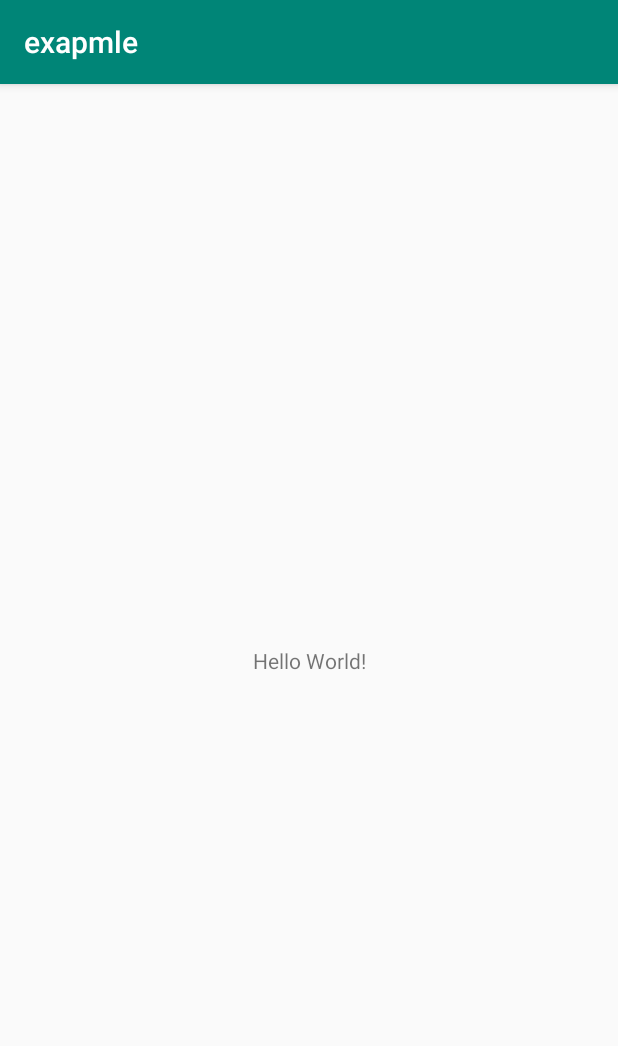
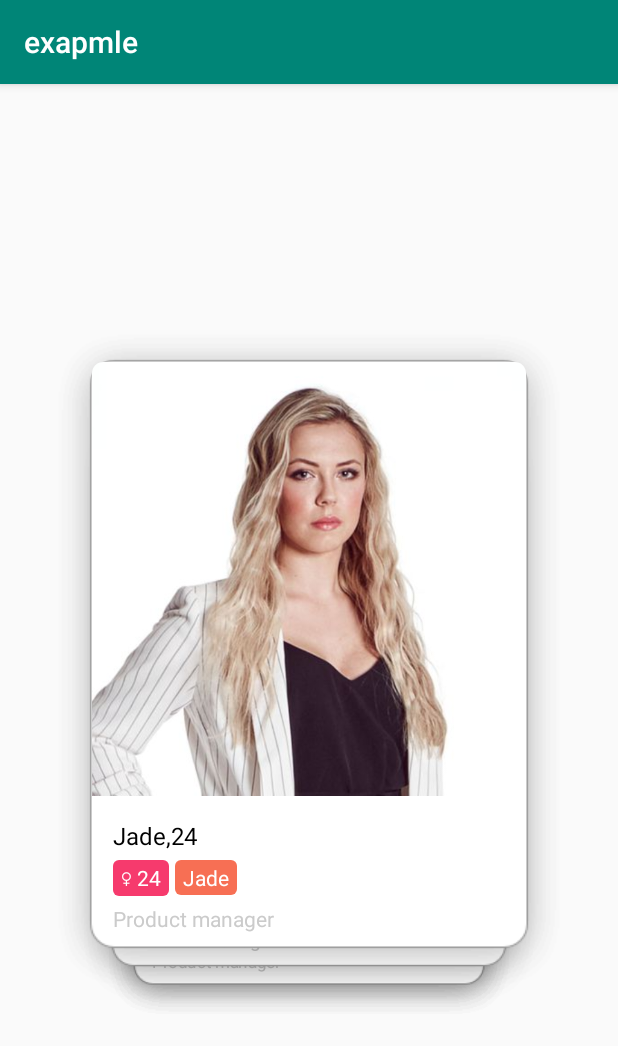
Before and after one commit to cmFodWx5YWRhdjEyMTA5/SwipeView, an Android app: the screen it shows after launch (MainActivity), on a phone screen of 412 x 824 dp. Shown: the top 1046 px of the screen. Run offline under Robolectric (Android 15) with nearby library versions, the phone set to English and light mode, and no system bars.

Commit message:
example app
library used

```diff
--- a/app/src/main/java/com/umut/soysal/swipeview/MainActivity.java
+++ b/app/src/main/java/com/umut/soysal/swipeview/MainActivity.java
@@ -2,14 +2,126 @@ package com.umut.soysal.swipeview;
 
 import android.support.v7.app.AppCompatActivity;
 import android.os.Bundle;
+import android.support.v7.widget.DefaultItemAnimator;
+import android.support.v7.widget.RecyclerView;
+import android.support.v7.widget.helper.ItemTouchHelper;
+import android.view.LayoutInflater;
+import android.view.View;
+import android.view.ViewGroup;
+import android.widget.ImageView;
+import android.widget.Toast;
+import com.umut.soysal.swipelayoutview.helper.StackItemTouchHelperCallback;
+import com.umut.soysal.swipelayoutview.manager.StackLayoutViewManager;
+import com.umut.soysal.swipelayoutview.ui.OnSwipeListener;
+import com.umut.soysal.swipelayoutview.util.Utility;
 
-public class MainActivity extends AppCompatActivity
-{
+import java.util.ArrayList;
+import java.util.List;
+
+public class MainActivity extends AppCompatActivity {
+
+    private List<Integer> list = new ArrayList<>();
 
     @Override
-    protected void onCreate(Bundle savedInstanceState)
-    {
+    protected void onCreate(Bundle savedInstanceState) {
         super.onCreate(savedInstanceState);
         setContentView(R.layout.activity_main);
+        initView();
+        initData();
     }
+
+    private void initView() {
+        final RecyclerView recyclerView = (RecyclerView) findViewById(R.id.recyclerView);
+        recyclerView.setItemAnimator(new DefaultItemAnimator());
+        recyclerView.setAdapter(new MyAdapter());
+        StackItemTouchHelperCallback cardCallback = new StackItemTouchHelperCallback(recyclerView.getAdapter(), list);
+        cardCallback.setOnSwipedListener(new OnSwipeListener<Integer>() {
+
+            @Override
+            public void onSwiping(RecyclerView.ViewHolder viewHolder, float ratio, int direction) {
+                MyAdapter.MyViewHolder myHolder = (MyAdapter.MyViewHolder) viewHolder;
+                viewHolder.itemView.setAlpha(1 - Math.abs(ratio) * 0.2f);
+                if (direction == Utility.SWIPING_LEFT) {
+                    myHolder.dislikeImageView.setAlpha(Math.abs(ratio));
+                } else if (direction == Utility.SWIPING_RIGHT) {
+                    myHolder.likeImageView.setAlpha(Math.abs(ratio));
+                } else {
+                    myHolder.dislikeImageView.setAlpha(0f);
+                    myHolder.likeImageView.setAlpha(0f);
+                }
+            }
+
+            @Override
+            public void onSwiped(RecyclerView.ViewHolder viewHolder, Integer o, int direction) {
+                MyAdapter.MyViewHolder myHolder = (MyAdapter.MyViewHolder) viewHolder;
+                viewHolder.itemView.setAlpha(1f);
+                myHolder.dislikeImageView.setAlpha(0f);
+                myHolder.likeImageView.setAlpha(0f);
+                Toast.makeText(MainActivity.this, direction == Utility.SWIPED_LEFT ? "like" : "no like", Toast.LENGTH_SHORT).show();
+            }
+
+            @Override
+            public void onSwipedClear() {
+                Toast.makeText(MainActivity.this, "data clear", Toast.LENGTH_SHORT).show();
+                recyclerView.postDelayed(new Runnable() {
+                    @Override
+                    public void run() {
+                        initData();
+                        recyclerView.getAdapter().notifyDataSetChanged();
+                    }
+                }, 3000L);
+            }
+
+        });
+        final ItemTouchHelper touchHelper = new ItemTouchHelper(cardCallback);
+        final StackLayoutViewManager cardLayoutManager = new StackLayoutViewManager(recyclerView, touchHelper);
+        recyclerView.setLayoutManager(cardLayoutManager);
+        touchHelper.attachToRecyclerView(recyclerView);
+    }
+
+    private void initData() {
+        list.add(R.drawable.img_avatar_01);
+        list.add(R.drawable.img_avatar_02);
+        list.add(R.drawable.img_avatar_03);
+        list.add(R.drawable.img_avatar_04);
+        list.add(R.drawable.img_avatar_05);
+        list.add(R.drawable.img_avatar_06);
+        list.add(R.drawable.img_avatar_07);
+
+    }
+
+    private class MyAdapter extends RecyclerView.Adapter {
+        @Override
+        public RecyclerView.ViewHolder onCreateViewHolder(ViewGroup parent, int viewType) {
+            View view = LayoutInflater.from(parent.getContext()).inflate(R.layout.item, parent, false);
+            return new MyViewHolder(view);
+        }
+
+        @Override
+        public void onBindViewHolder(RecyclerView.ViewHolder holder, int position) {
+            ImageView avatarImageView = ((MyViewHolder) holder).avatarImageView;
+            avatarImageView.setImageResource(list.get(position));
+        }
+
+        @Override
+        public int getItemCount() {
+            return list.size();
+        }
+
+        class MyViewHolder extends RecyclerView.ViewHolder {
+
+            ImageView avatarImageView;
+            ImageView likeImageView;
+            ImageView dislikeImageView;
+
+            MyViewHolder(View itemView) {
+                super(itemView);
+                avatarImageView = (ImageView) itemView.findViewById(R.id.iv_avatar);
+                likeImageView = (ImageView) itemView.findViewById(R.id.iv_like);
+                dislikeImageView = (ImageView) itemView.findViewById(R.id.iv_dislike);
+            }
+
+        }
+    }
+
 }
--- /dev/null
+++ b/app/src/main/res/drawable/shape_age.xml
@@ -0,0 +1,12 @@
+<?xml version="1.0" encoding="utf-8"?>
+<shape xmlns:android="http://schemas.android.com/apk/res/android">
+
+    <solid android:color="#f63a6d" />
+    <corners android:radius="4dp" />
+    <padding
+            android:bottom="2dp"
+            android:left="2dp"
+            android:right="2dp"
+            android:top="2dp" />
+
+</shape>
--- /dev/null
+++ b/app/src/main/res/drawable/shape_constellation.xml
@@ -0,0 +1,12 @@
+<?xml version="1.0" encoding="utf-8"?>
+<shape xmlns:android="http://schemas.android.com/apk/res/android">
+
+    <solid android:color="#f76f54" />
+    <corners android:radius="4dp" />
+    <padding
+            android:bottom="2dp"
+            android:left="2dp"
+            android:right="2dp"
+            android:top="2dp" />
+
+</shape>
--- a/app/src/main/res/layout/activity_main.xml
+++ b/app/src/main/res/layout/activity_main.xml
@@ -1,19 +1,14 @@
 <?xml version="1.0" encoding="utf-8"?>
-<android.support.constraint.ConstraintLayout
-        xmlns:android="http://schemas.android.com/apk/res/android"
-        xmlns:tools="http://schemas.android.com/tools"
-        xmlns:app="http://schemas.android.com/apk/res-auto"
-        android:layout_width="match_parent"
-        android:layout_height="match_parent"
-        tools:context=".MainActivity">
+<LinearLayout xmlns:android="http://schemas.android.com/apk/res/android"
+              xmlns:tools="http://schemas.android.com/tools"
+              android:layout_width="match_parent"
+              android:layout_height="match_parent"
+              android:orientation="vertical"
+              tools:context="com.umut.soysal.swipeview.MainActivity">
 
-    <TextView
-            android:layout_width="wrap_content"
-            android:layout_height="wrap_content"
-            android:text="Hello World!"
-            app:layout_constraintBottom_toBottomOf="parent"
-            app:layout_constraintLeft_toLeftOf="parent"
-            app:layout_constraintRight_toRightOf="parent"
-            app:layout_constraintTop_toTopOf="parent"/>
+    <android.support.v7.widget.RecyclerView
+            android:id="@+id/recyclerView"
+            android:layout_width="match_parent"
+            android:layout_height="match_parent" />
 
-</android.support.constraint.ConstraintLayout>
+</LinearLayout>
--- /dev/null
+++ b/app/src/main/res/layout/item.xml
@@ -0,0 +1,101 @@
+<?xml version="1.0" encoding="utf-8"?>
+<LinearLayout xmlns:android="http://schemas.android.com/apk/res/android"
+              xmlns:app="http://schemas.android.com/apk/res-auto"
+              android:layout_width="340dp"
+              android:layout_height="440dp"
+              android:background="@drawable/img_card_background"
+              android:gravity="center"
+              android:orientation="vertical">
+
+    <RelativeLayout
+            android:layout_width="match_parent"
+            android:layout_height="0dp"
+            android:layout_weight="1">
+
+        <com.umut.soysal.swipelayoutview.ui.StackImageView
+                android:id="@+id/iv_avatar"
+                android:layout_width="match_parent"
+                android:layout_height="match_parent"
+                android:scaleType="centerCrop"
+                app:radius="7.5dp"
+                android:src="@drawable/img_avatar_01" />
+
+        <ImageView
+                android:id="@+id/iv_dislike"
+                android:layout_width="130dp"
+                android:layout_height="130dp"
+                android:layout_alignParentRight="true"
+                android:layout_marginRight="15dp"
+                android:layout_marginTop="15dp"
+                android:alpha="0"
+                android:src="@drawable/unlike" />
+
+        <ImageView
+                android:id="@+id/iv_like"
+                android:layout_width="130dp"
+                android:layout_height="130dp"
+                android:layout_marginLeft="15dp"
+                android:layout_marginTop="15dp"
+                android:alpha="0"
+                android:src="@drawable/like" />
+
+    </RelativeLayout>
+
+    <RelativeLayout
+            android:layout_width="match_parent"
+            android:layout_height="100dp"
+            android:paddingLeft="14dp"
+            android:paddingTop="15dp">
+
+        <TextView
+                android:id="@+id/tv_name"
+                android:layout_width="wrap_content"
+                android:layout_height="wrap_content"
+                android:gravity="center"
+                android:text="Jade,24"
+                android:textColor="@android:color/black"
+                android:textSize="16sp" />
+
+        <TextView
+                android:id="@+id/tv_age"
+                android:layout_width="wrap_content"
+                android:layout_height="wrap_content"
+                android:layout_below="@id/tv_name"
+                android:layout_marginTop="5dp"
+                android:paddingRight="5dp"
+                android:paddingLeft="5dp"
+                android:background="@drawable/shape_age"
+                android:gravity="center"
+                android:text="♀ 24"
+                android:textColor="#FFFFFF"
+                android:textSize="14sp" />
+
+        <TextView
+                android:id="@+id/tv_constellation"
+                android:layout_width="wrap_content"
+                android:layout_height="wrap_content"
+                android:layout_below="@id/tv_name"
+                android:layout_marginLeft="4dp"
+                android:layout_marginTop="5dp"
+                android:paddingRight="5dp"
+                android:paddingLeft="5dp"
+                android:layout_toRightOf="@id/tv_age"
+                android:background="@drawable/shape_constellation"
+                android:gravity="center"
+                android:text="Jade"
+                android:textColor="#FFFFFF"
+                android:textSize="14sp" />
+
+        <TextView
+                android:layout_width="wrap_content"
+                android:layout_height="wrap_content"
+                android:layout_below="@id/tv_age"
+                android:layout_marginTop="5dp"
+                android:gravity="center"
+                android:text="Product manager"
+                android:textColor="#cbcbcb" />
+
+    </RelativeLayout>
+
+
+</LinearLayout>
--- /dev/null
+++ b/swipeview/src/main/java/com/umut/soysal/swipelayoutview/ui/StackImageView.java
@@ -0,0 +1,66 @@
+package com.umut.soysal.swipelayoutview.ui;
+
+import android.content.Context;
+import android.content.res.TypedArray;
+import android.graphics.Canvas;
+import android.graphics.Paint;
+import android.graphics.PaintFlagsDrawFilter;
+import android.graphics.Path;
+import android.graphics.RectF;
+import android.util.AttributeSet;
+import android.view.View;
+import android.widget.ImageView;
+import com.umut.soysal.swipelayoutview.R;
+
+public class StackImageView extends ImageView
+{
+
+    private Path mPath;
+    private RectF mRectF;
+    private float[] rids = new float[8];
+    private PaintFlagsDrawFilter paintFlagsDrawFilter;
+
+    public StackImageView(Context context) {
+        this(context, null);
+    }
+
+    public StackImageView(Context context, AttributeSet attrs) {
+        this(context, attrs, 0);
+    }
+
+    public StackImageView(Context context, AttributeSet attrs, int defStyleAttr) {
+        super(context, attrs, defStyleAttr);
+        TypedArray array = context.obtainStyledAttributes(attrs, R.styleable.RoundImageView);
+        float mRadius = array.getDimension(R.styleable.RoundImageView_radius, 10);
+        rids[0] = mRadius;
+        rids[1] = mRadius;
+        rids[2] = mRadius;
+        rids[3] = mRadius;
+        rids[4] = 0f;
+        rids[5] = 0f;
+        rids[6] = 0f;
+        rids[7] = 0f;
+        array.recycle();
+        mPath = new Path();
+        paintFlagsDrawFilter = new PaintFlagsDrawFilter(0, Paint.ANTI_ALIAS_FLAG | Paint.FILTER_BITMAP_FLAG);
+        setLayerType(View.LAYER_TYPE_HARDWARE, null);
+    }
+
+    @Override
+    protected void onDraw(Canvas canvas) {
+        mPath.reset();
+        mPath.addRoundRect(mRectF, rids, Path.Direction.CW);
+        canvas.setDrawFilter(paintFlagsDrawFilter);
+        canvas.save();
+        canvas.clipPath(mPath);
+        super.onDraw(canvas);
+        canvas.restore();
+    }
+
+    @Override
+    protected void onSizeChanged(int w, int h, int oldw, int oldh) {
+        super.onSizeChanged(w, h, oldw, oldh);
+        mRectF = new RectF(0, 0, w, h);
+    }
+
+}
--- /dev/null
+++ b/swipeview/src/main/res/values/attrs.xml
@@ -0,0 +1,6 @@
+<?xml version="1.0" encoding="utf-8"?>
+<resources>
+    <declare-styleable name="RoundImageView">
+        <attr name="radius" format="reference|dimension" />
+    </declare-styleable>
+</resources>
```
Also changed, not shown: app/src/main/res/drawable/img_avatar_01.jpg (added), app/src/main/res/drawable/img_avatar_02.jpg (added), app/src/main/res/drawable/img_avatar_03.jpg (added), app/src/main/res/drawable/img_avatar_04.jpg (added), app/src/main/res/drawable/img_avatar_05.jpg (added), app/src/main/res/drawable/img_avatar_06.jpg (added), app/src/main/res/drawable/img_avatar_07.jpg (added), app/src/main/res/drawable/img_card_background.9.png (added), app/src/main/res/drawable/like.png (added), app/src/main/res/drawable/unlike.png (added).
